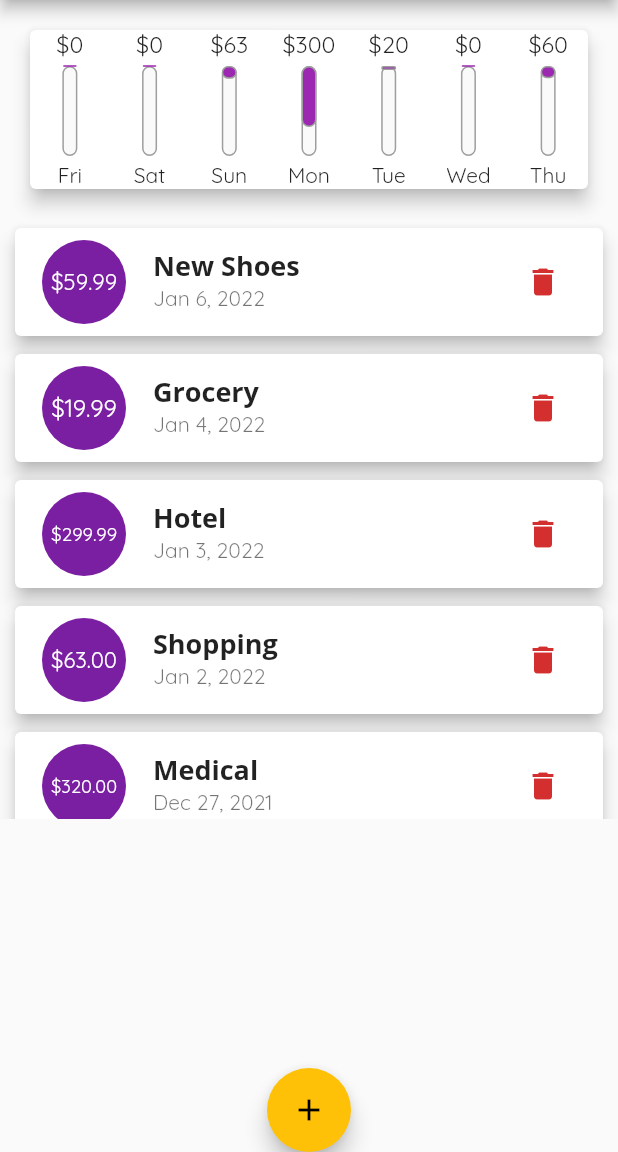
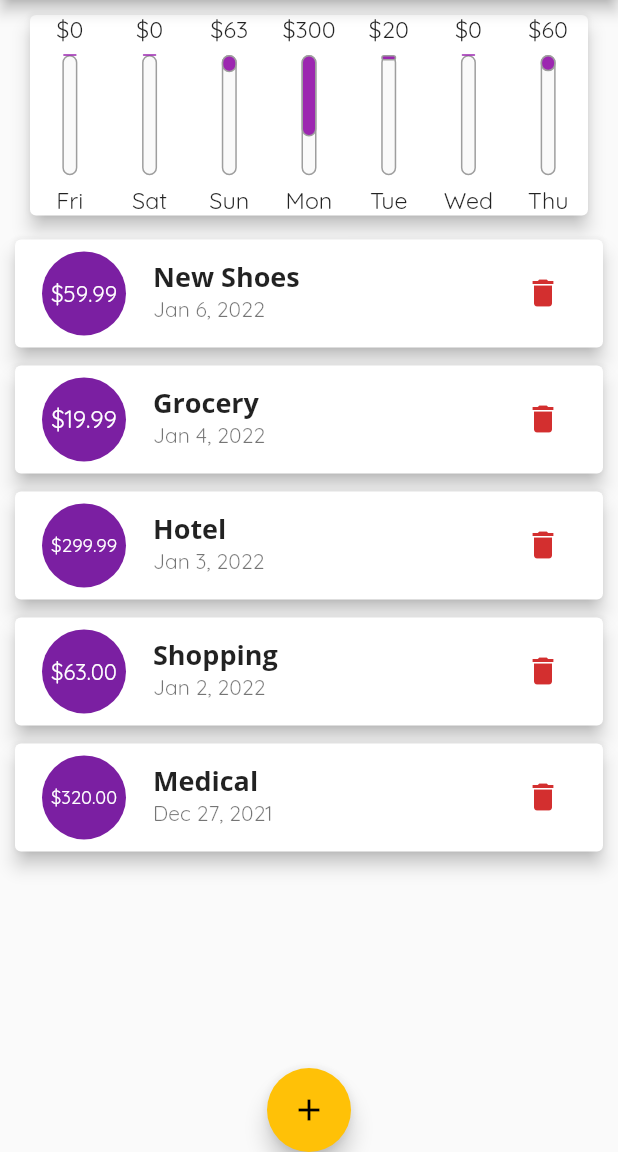
Before and after one commit to samarth-agrawal-86/expense_manager_flutter, a Flutter app: the screen it shows after launch, on a phone screen of 412 x 824 dp, the part 84-1236 px from its top. Run offline on Flutter 3.47's test engine with Material 2 defaults, Android fonts, the phone set to English and light mode, and no system bars.

Commit message:
ui enhancements

```diff
--- a/lib/screens/home_page.dart
+++ b/lib/screens/home_page.dart
@@ -85,8 +85,7 @@ class _MyHomePageState extends State<MyHomePage> {
 
   @override
   Widget build(BuildContext context) {
-    return Scaffold(
-      appBar: AppBar(
+    var appBar = AppBar(
       title: Text('Flutter App'),
       actions: [
         IconButton(
@@ -96,16 +95,28 @@ class _MyHomePageState extends State<MyHomePage> {
           icon: Icon(Icons.add),
         )
       ],
-      ),
+    );
+    return Scaffold(
+      appBar: appBar,
       body: SingleChildScrollView(
         child: Column(
           mainAxisAlignment: MainAxisAlignment.start,
           crossAxisAlignment: CrossAxisAlignment.stretch,
           children: [
-            Chart(recentTransactions: getRecentTransactions),
-            TransactionList(
+            Container(
+              height: (MediaQuery.of(context).size.height -
+                      appBar.preferredSize.height) *
+                  .2,
+              child: Chart(recentTransactions: getRecentTransactions),
+            ),
+            Container(
+              height: (MediaQuery.of(context).size.height -
+                      appBar.preferredSize.height) *
+                  .8,
+              child: TransactionList(
                 transactions: _userTransactions,
                 deleteTx: _deleteTransaction,
+              ),
             ),
           ],
         ),
--- a/lib/widgets/chart.dart
+++ b/lib/widgets/chart.dart
@@ -38,7 +38,7 @@ class Chart extends StatelessWidget {
   Widget build(BuildContext context) {
     return Card(
       elevation: 5,
-      margin: EdgeInsets.all(20),
+      margin: EdgeInsets.symmetric(horizontal: 20, vertical: 10),
       child: Row(
           mainAxisAlignment: MainAxisAlignment.spaceAround,
           children: groupedTransactions.map((data) {
--- a/lib/widgets/chart_bar.dart
+++ b/lib/widgets/chart_bar.dart
@@ -10,18 +10,20 @@ class ChartBar extends StatelessWidget {
 
   @override
   Widget build(BuildContext context) {
+    return LayoutBuilder(
+      builder: (context, constraints) {
         return Column(
           children: [
             Container(
-          height: 20,
+              height: constraints.maxHeight * .15,
               child: FittedBox(
                 fit: BoxFit.contain,
                 child: Text('\$${amount.toStringAsFixed(0)}'),
               ),
             ),
-        SizedBox(height: 4),
+            SizedBox(height: constraints.maxHeight * .05),
             Container(
-          height: 60,
+              height: constraints.maxHeight * .6,
               width: 10,
               child: Stack(
                 children: [
@@ -29,7 +31,9 @@ class ChartBar extends StatelessWidget {
                     decoration: BoxDecoration(
                       color: Colors.grey[50],
                       border: Border.all(
-                      color: Colors.grey, width: 1, style: BorderStyle.solid),
+                          color: Colors.grey,
+                          width: 1,
+                          style: BorderStyle.solid),
                       borderRadius: BorderRadius.circular(10),
                     ),
                   ),
@@ -46,9 +50,17 @@ class ChartBar extends StatelessWidget {
                 ],
               ),
             ),
-        SizedBox(height: 4),
-        Text(label),
+            SizedBox(height: constraints.maxHeight * .05),
+            Container(
+              height: constraints.maxHeight * .15,
+              child: FittedBox(
+                fit: BoxFit.contain,
+                child: Text(label),
+              ),
+            ),
           ],
+        );
+      },
     );
   }
 }
--- a/lib/widgets/transaction_list.dart
+++ b/lib/widgets/transaction_list.dart
@@ -11,7 +11,7 @@ class TransactionList extends StatelessWidget {
   @override
   Widget build(BuildContext context) {
     return Container(
-      height: 400,
+      height: 500,
       child: transactions.isEmpty
           ? Column(
               children: [
```
Lines whose indentation alone changed are shown as unchanged.
